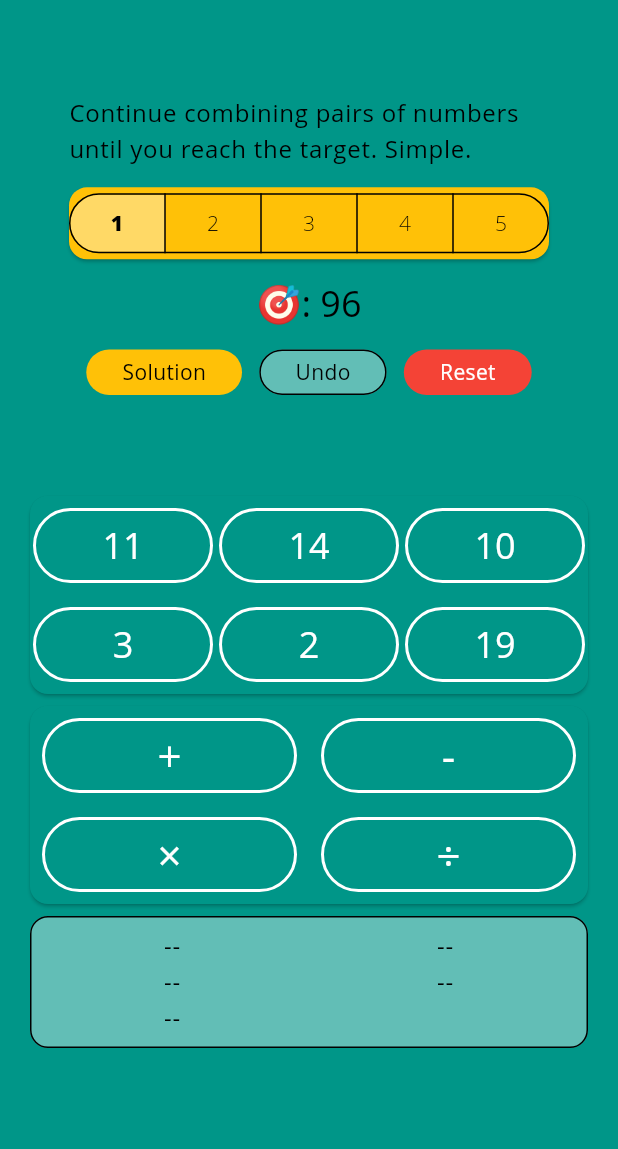
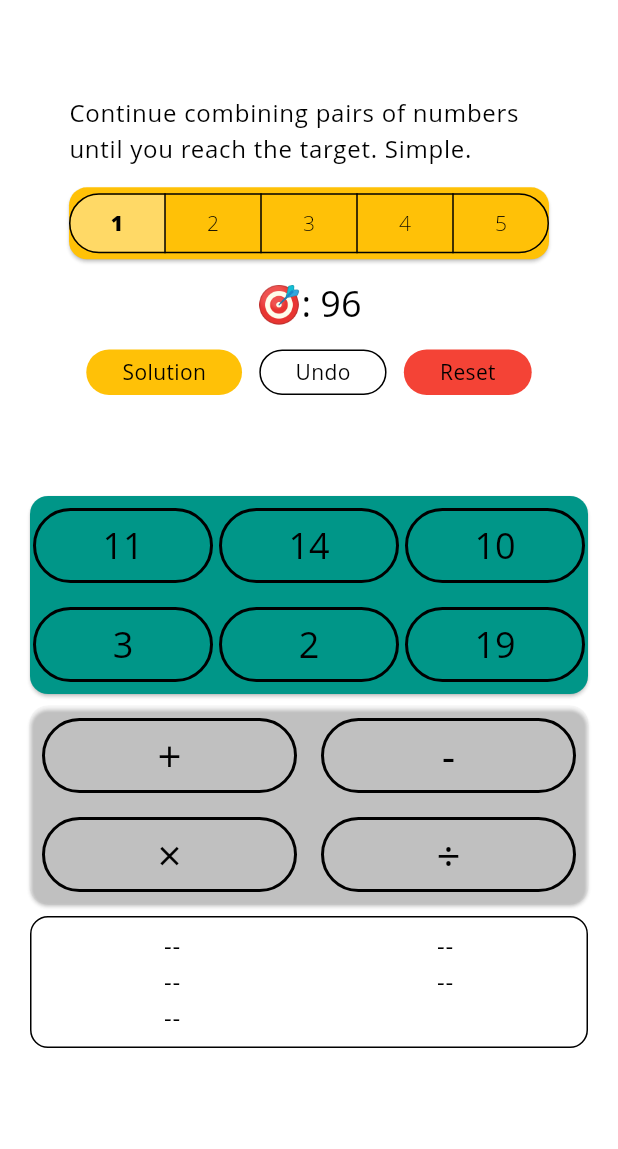
Before and after one commit to TobiasBester/ItFigures, a Flutter app: the GamePage screen opened directly, on a phone screen of 412 x 824 dp, the part 87-1236 px from its top. Run offline on Flutter 3.47's test engine with Material 3 defaults, Android fonts, the phone set to English and light mode, and no system bars; our stand-ins replace flutter_secure_storage, hooks_riverpod, responsive_grid; missing offline and left inert: trotter; accounts and stored records are empty; Roboto replaces fonts that are missing (Open Sans).

Commit message:
Fix colors following library upgrade

```diff
--- a/lib/main.dart
+++ b/lib/main.dart
@@ -22,7 +22,7 @@ class MyApp extends HookConsumerWidget {
     return MaterialApp(
       title: constants.APP_TITLE,
       theme: itFiguresThemeData,
-      color: Theme.of(context).colorScheme.background,
+      color: Theme.of(context).colorScheme.primary,
       routes: itFiguresRoutes,
       home: const HomePage(),
       // home: const MyHomePage(title: constants.APP_TITLE),
--- a/lib/pages/game_page.dart
+++ b/lib/pages/game_page.dart
@@ -48,6 +48,8 @@ class _GamePageState extends ConsumerState<GamePage> {
     return Scaffold(
         appBar: AppBar(
           title: Text('$APP_TITLE: ${gameType.name}'),
+          backgroundColor: Theme.of(context).colorScheme.primary,
+          foregroundColor: Theme.of(context).colorScheme.onPrimary,
           bottom: loading
               ? PreferredSize(
                   preferredSize: Size(size.width, 2), child: const LinearProgressIndicator(backgroundColor: Colors.red))
--- a/lib/theme.dart
+++ b/lib/theme.dart
@@ -4,15 +4,13 @@ final itFiguresThemeData = ThemeData(
     useMaterial3: true,
     fontFamily: 'Open Sans',
     colorScheme: const ColorScheme(
-      background: Colors.white10,
-      surface: Colors.teal,
+      surface: Colors.white10,
       primary: Colors.teal,
       secondary: Colors.white38,
       tertiary: Colors.amber,
       brightness: Brightness.light,
       error: Colors.red,
-      onBackground: Colors.black,
-      onSurface: Colors.white,
+      onSurface: Colors.black,
       onError: Colors.white,
       onPrimary: Colors.white,
       onSecondary: Colors.black,
--- a/lib/widgets/number_buttons.dart
+++ b/lib/widgets/number_buttons.dart
@@ -15,6 +15,7 @@ class NumberButtons extends ConsumerWidget {
 
     return Card(
         borderOnForeground: true,
+        color: Theme.of(context).colorScheme.primary,
         child: Container(
           alignment: Alignment.center,
           child: ResponsiveGridRow(
```
Also changed, not shown: pubspec.lock.
